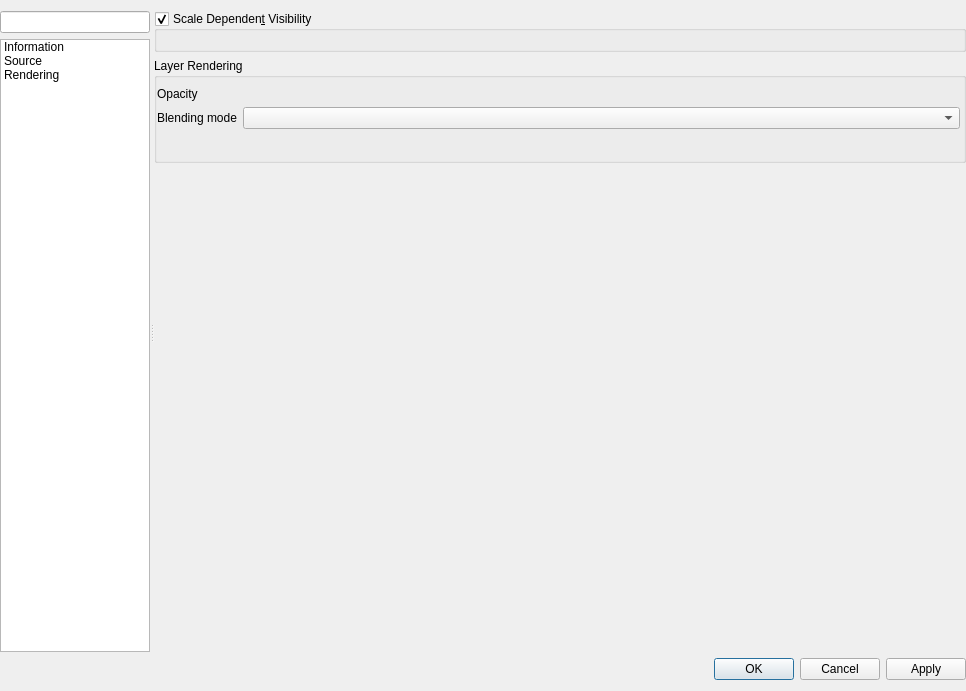
This is src/ui/annotations/qgsannotationlayerpropertiesbase.ui in andreassteffens/QGIS as Qt 5 draws it before an edit. The edited form follows.
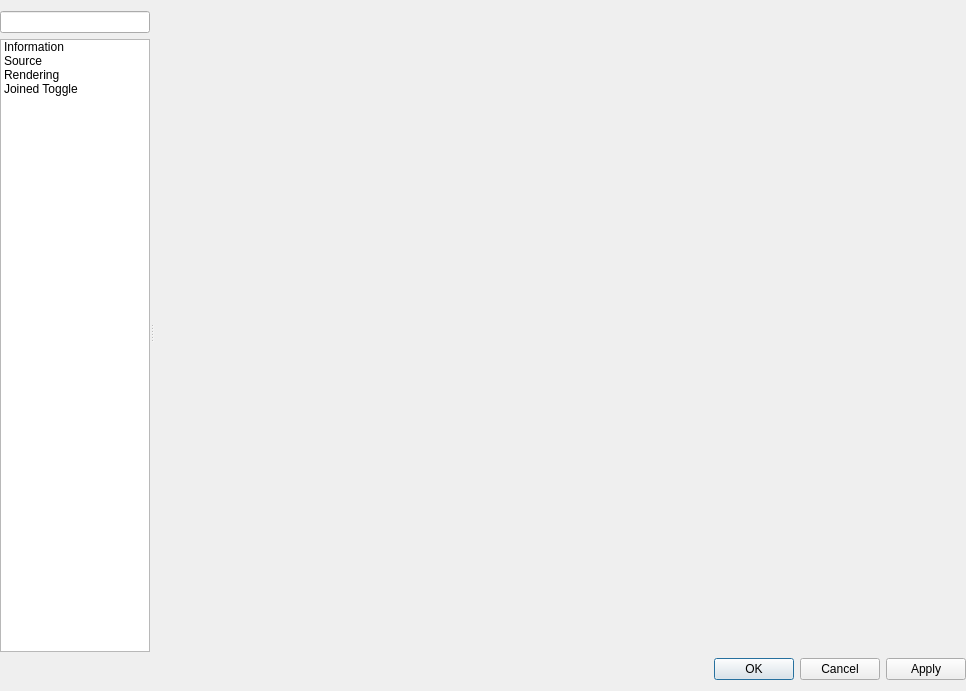
This is the edited form. Icons and pictures are not drawn. Custom widgets are drawn as their Qt base class.

Commit message: added joined toggle functionality to additional layer types

What changed in the file:
```diff
--- a/src/ui/annotations/qgsannotationlayerpropertiesbase.ui
+++ b/src/ui/annotations/qgsannotationlayerpropertiesbase.ui
@@ -134,6 +134,18 @@
             <normaloff>:/images/themes/default/propertyicons/rendering.svg</normaloff>:/images/themes/default/propertyicons/rendering.svg</iconset>
           </property>
          </item>
+         <item>
+          <property name="text">
+           <string>Joined Toggle</string>
+          </property>
+          <property name="toolTip">
+           <string>([a]tapa) Joined Visibility Toggle Settings</string>
+          </property>
+          <property name="icon">
+           <iconset resource="../../images/images.qrc">
+            <normaloff>:/images/themes/default/sb_joinedtoggle.svg</normaloff>:/images/themes/default/sb_joinedtoggle.svg</iconset>
+          </property>
+         </item>
         </widget>
        </item>
       </layout>
@@ -297,6 +309,32 @@
            </item>
           </layout>
          </widget>
+         <widget class="QWidget" name="mOptsPage_JoinedToggle">
+          <layout class="QVBoxLayout" name="verticalLayout_47">
+           <property name="leftMargin">
+            <number>0</number>
+           </property>
+           <property name="topMargin">
+            <number>0</number>
+           </property>
+           <property name="rightMargin">
+            <number>0</number>
+           </property>
+           <property name="bottomMargin">
+            <number>0</number>
+           </property>
+           <item>
+            <widget class="QFrame" name="joinedToggleFrame">
+             <property name="frameShape">
+              <enum>QFrame::NoFrame</enum>
+             </property>
+             <property name="frameShadow">
+              <enum>QFrame::Raised</enum>
+             </property>
+            </widget>
+           </item>
+          </layout>
+         </widget>
          <widget class="QWidget" name="page">
           <layout class="QVBoxLayout" name="verticalLayout_5">
            <property name="leftMargin">
```
The commit also changes 11 other files.
